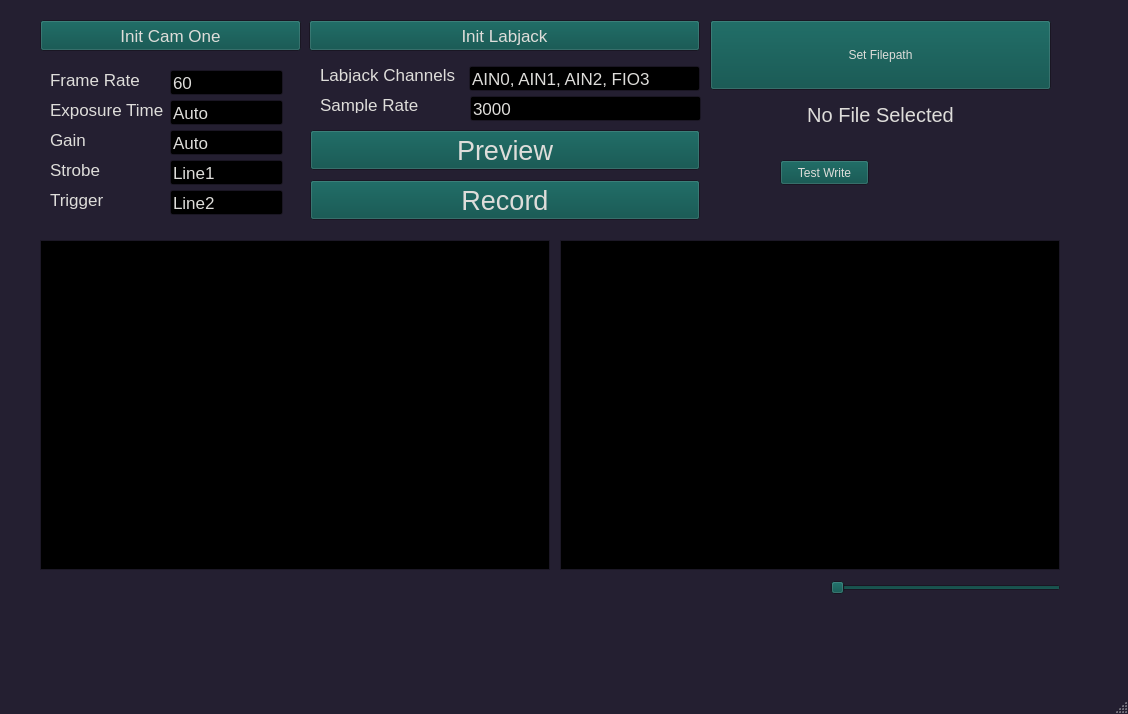
This is gui.ui in jbmelander/jackfish as Qt 5 draws it before an edit. The edited form follows.
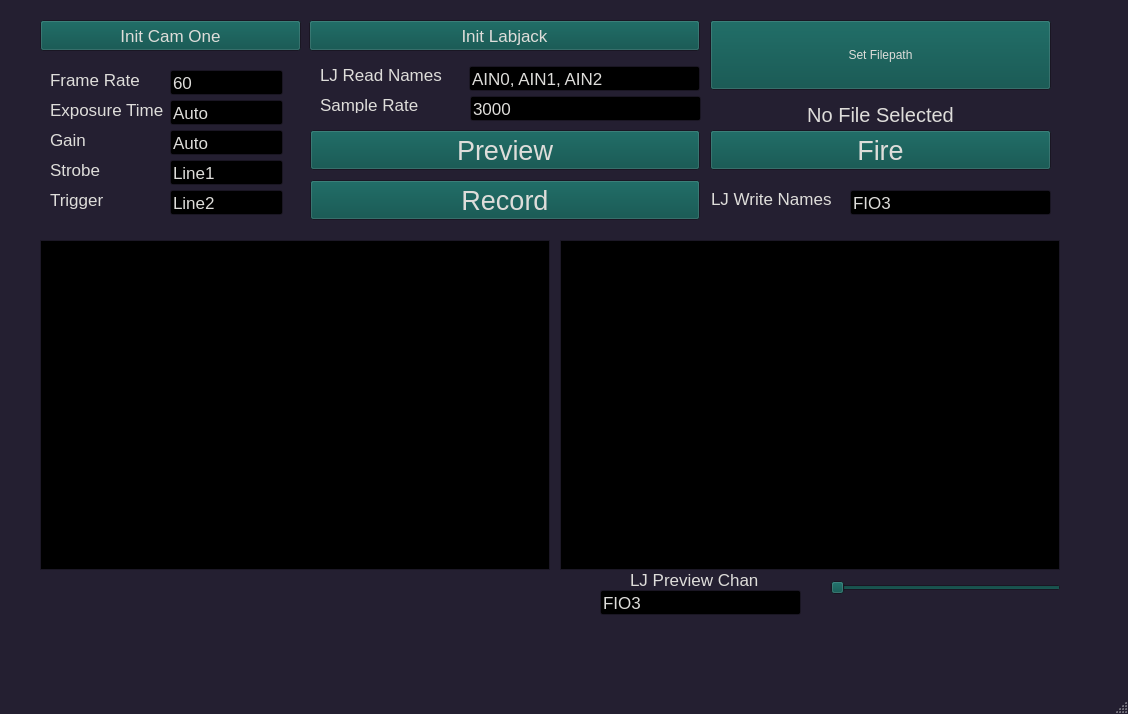
This is the edited form. Custom widgets are drawn as their Qt base class.

Commit message: add buttons without callbacks

Patch:
```diff
--- a/gui.ui
+++ b/gui.ui
@@ -763,7 +763,7 @@
      </font>
     </property>
     <property name="text">
-     <string>AIN0, AIN1, AIN2, FIO3</string>
+     <string>AIN0, AIN1, AIN2</string>
     </property>
    </widget>
    <widget class="QLabel" name="label_4">
@@ -782,7 +782,7 @@
      </font>
     </property>
     <property name="text">
-     <string>Labjack Channels</string>
+     <string>LJ Read Names</string>
     </property>
    </widget>
    <widget class="QLabel" name="label_5">
@@ -932,14 +932,96 @@
    <widget class="QPushButton" name="write_push">
     <property name="geometry">
      <rect>
-      <x>780</x>
-      <y>160</y>
-      <width>89</width>
+      <x>710</x>
+      <y>130</y>
+      <width>341</width>
+      <height>40</height>
+     </rect>
+    </property>
+    <property name="font">
+     <font>
+      <family>Arial</family>
+      <pointsize>20</pointsize>
+     </font>
+    </property>
+    <property name="text">
+     <string>Fire</string>
+    </property>
+   </widget>
+   <widget class="QLabel" name="label_8">
+    <property name="geometry">
+     <rect>
+      <x>711</x>
+      <y>190</y>
+      <width>140</width>
+      <height>17</height>
+     </rect>
+    </property>
+    <property name="font">
+     <font>
+      <family>Arial</family>
+      <pointsize>13</pointsize>
+     </font>
+    </property>
+    <property name="text">
+     <string>LJ Write Names</string>
+    </property>
+   </widget>
+   <widget class="QLineEdit" name="lj_write_chan_edit">
+    <property name="geometry">
+     <rect>
+      <x>850</x>
+      <y>190</y>
+      <width>201</width>
       <height>25</height>
      </rect>
     </property>
+    <property name="font">
+     <font>
+      <family>Arial</family>
+      <pointsize>13</pointsize>
+     </font>
+    </property>
     <property name="text">
-     <string>Test Write</string>
+     <string>FIO3</string>
+    </property>
+   </widget>
+   <widget class="QLabel" name="label_9">
+    <property name="geometry">
+     <rect>
+      <x>630</x>
+      <y>570</y>
+      <width>140</width>
+      <height>20</height>
+     </rect>
+    </property>
+    <property name="font">
+     <font>
+      <family>Arial</family>
+      <pointsize>13</pointsize>
+     </font>
+    </property>
+    <property name="text">
+     <string>LJ Preview Chan</string>
+    </property>
+   </widget>
+   <widget class="QLineEdit" name="preview_chan_edit">
+    <property name="geometry">
+     <rect>
+      <x>600</x>
+      <y>590</y>
+      <width>201</width>
+      <height>25</height>
+     </rect>
+    </property>
+    <property name="font">
+     <font>
+      <family>Arial</family>
+      <pointsize>13</pointsize>
+     </font>
+    </property>
+    <property name="text">
+     <string>FIO3</string>
     </property>
    </widget>
   </widget>
```
The commit also changes 1 other file.
